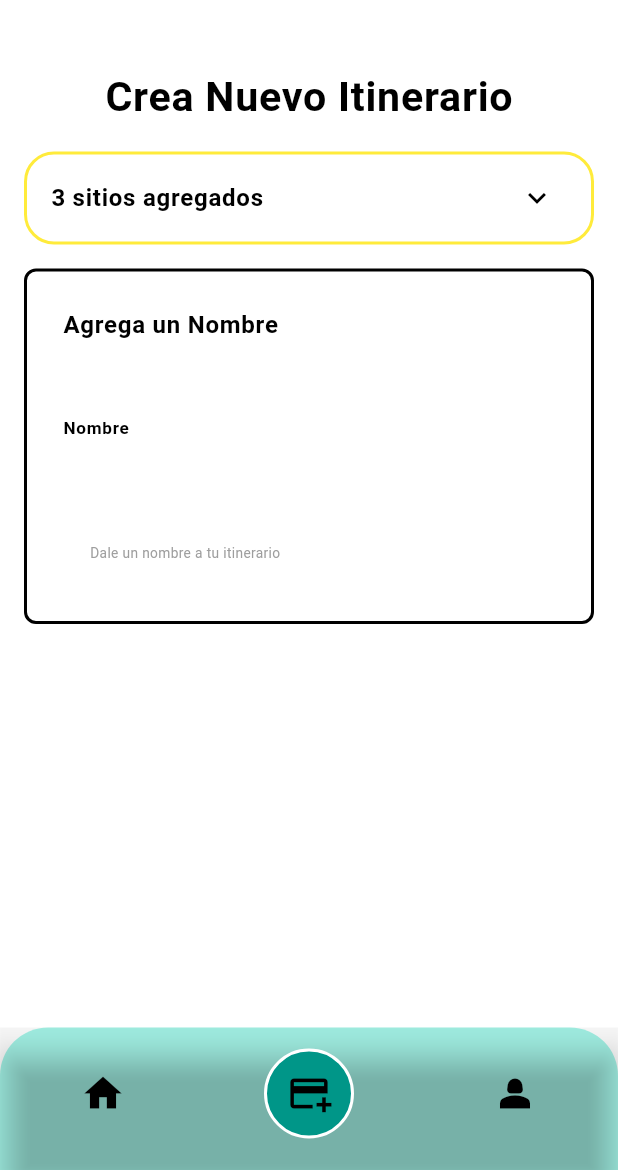
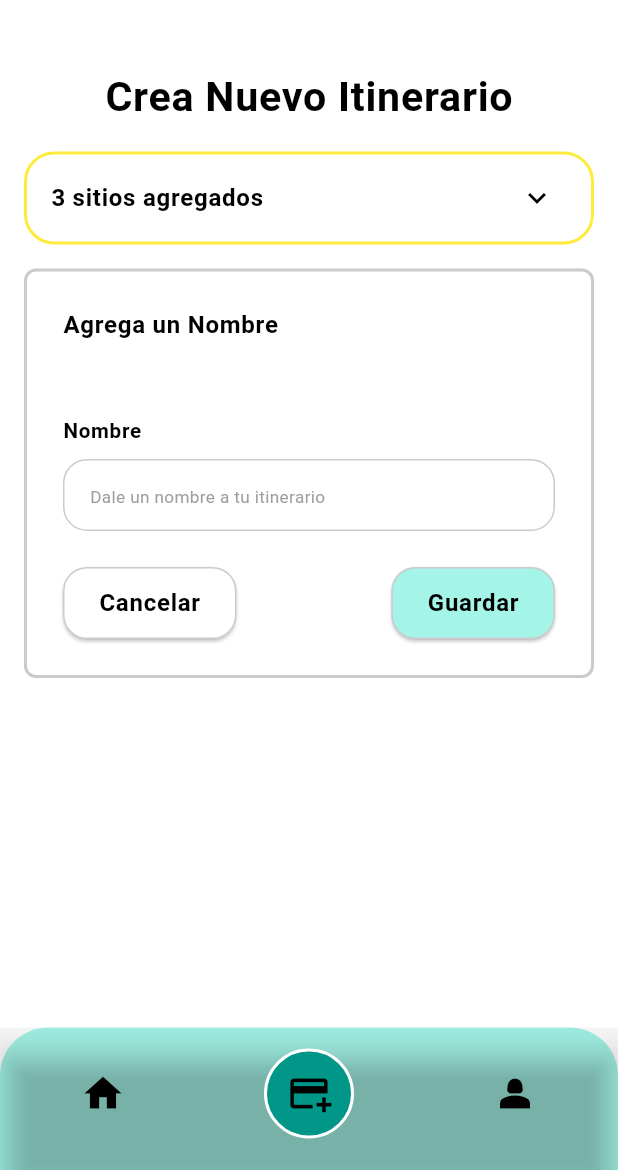
Before and after one commit to No-Country-simulation/S15-26-dart, a Flutter app: the screen it shows after launch, item 2 of the bottom bar chosen, on a phone screen of 412 x 824 dp, the part 66-1236 px from its top. Run offline on Flutter 3.47's test engine with Material 3 defaults, Android fonts, the phone set to English and light mode, and no system bars; our stand-ins replace carousel_slider, dio, flutter_map, flutter_screenutil, latlong2, shared_preferences; network calls fail.

Commit message:
itenerary Api

```diff
--- a/AppFlutter/turistear_aplication_v1/lib/app/api_connection/api_connection.dart
+++ b/AppFlutter/turistear_aplication_v1/lib/app/api_connection/api_connection.dart
@@ -1,13 +1,19 @@
+import 'package:turistear_aplication_v1/app/data/model/itenerary.dart';
+
 class API {
   //localhost:3001
   static const hostConnect = "localhost:3001/v1";
 
   // User
-  static const user = '$hostConnect/user';
-  static const signUp = '$user/signup';
-  static const validateEmail = '$user/validateEmail';
-  static const login = '$user/login';
-  static const results = '$user/';
-  static const updatePass = '$user/updatePassword';
-  static const validateOldPass = '$user/validateOldPass';
+  // static const user = '$hostConnect/user';
+  // static const signUp = '$user/signup';
+  // static const validateEmail = '$user/validateEmail';
+  // static const login = '$user/login';
+  // static const results = '$user/';
+  // static const updatePass = '$user/updatePassword';
+  // static const validateOldPass = '$user/validateOldPass';
+
+  //Itenerary
+  static const itinerary = '$hostConnect/itinerary';
+  static const registerItenerary = '$itinerary/createItinerary';
 }
--- /dev/null
+++ b/AppFlutter/turistear_aplication_v1/lib/app/data/model/itenerary.dart
@@ -0,0 +1,26 @@
+import 'package:turistear_aplication_v1/app/data/model/favorites_sites.dart';
+
+class Itinerary {
+  int? itineraryId; // Hacerlo opcional
+  String itineraryName;
+  List<FavoritesSites> favoriteSites;
+
+  Itinerary(this.itineraryName, this.favoriteSites, {this.itineraryId});
+
+  factory Itinerary.fromJson(Map<String, dynamic> json) => Itinerary(
+        json["Name_Itinerarys"],
+        (json["FavoriteSites"] as List)
+            .map((site) => FavoritesSites.fromJson(site))
+            .toList(),
+        itineraryId: json["Id_Itinerarys"] != null
+            ? int.parse(json["Id_Itinerarys"])
+            : null,
+      );
+
+  Map<String, dynamic> toJson() => {
+        'Id_Itinerarys': itineraryId
+            ?.toString(), // Guarda el ID como String en SharedPreferences
+        'Name_Itinerarys': itineraryName,
+        'FavoriteSites': favoriteSites.map((site) => site.toJson()).toList(),
+      };
+}
--- a/AppFlutter/turistear_aplication_v1/lib/app/ui/components/form_nombre.dart
+++ b/AppFlutter/turistear_aplication_v1/lib/app/ui/components/form_nombre.dart
@@ -2,11 +2,13 @@ import 'package:flutter/material.dart';
 import 'package:flutter_screenutil/flutter_screenutil.dart';
 
 class FormNombre extends StatelessWidget {
-  const FormNombre({super.key});
+  final Function(String) onSave;
+
+  const FormNombre({super.key, required this.onSave});
 
   @override
   Widget build(BuildContext context) {
-    var nameController = TextEditingController();
+    final TextEditingController nameController = TextEditingController();
     return Column(
       crossAxisAlignment: CrossAxisAlignment.start,
       children: [
@@ -21,55 +23,115 @@ class FormNombre extends StatelessWidget {
         ),
         Padding(
           padding: const EdgeInsets.all(24.0),
+          child: Column(
+            crossAxisAlignment: CrossAxisAlignment.start,
+            children: [
+              Align(
+                alignment:
+                    Alignment.centerLeft, // Alinea el texto a la izquierda
                 child: Text(
                   'Nombre',
                   style: Theme.of(context).textTheme.bodyLarge?.copyWith(
-                  fontSize: 10.sp, // Usa ScreenUtil para el tamaño del texto
+                        fontSize:
+                            12.sp, // Usa ScreenUtil para el tamaño del texto
                       ),
                 ),
               ),
-        Padding(
-          padding: const EdgeInsets.all(24.0),
-          child: TextFormField(
+              const SizedBox(height: 8),
+              TextFormField(
                 controller: nameController,
                 validator: (val) =>
                     val == "" ? "Dale un nombre a tu itinerario" : null,
                 decoration: InputDecoration(
                   hintText: "Dale un nombre a tu itinerario",
                   hintStyle: Theme.of(context).textTheme.bodyMedium?.copyWith(
-                    fontSize: 8.sp, // Usa ScreenUtil para el tamaño del texto
+                        fontSize:
+                            10.sp, // Usa ScreenUtil para el tamaño del texto
                       ),
                   border: OutlineInputBorder(
-                borderRadius: BorderRadius.circular(30),
-                borderSide: const BorderSide(
-                  color: Colors.white60,
+                    borderRadius: BorderRadius.circular(16),
+                    borderSide: BorderSide(
+                      color: Theme.of(context).colorScheme.tertiary,
                     ),
                   ),
                   enabledBorder: OutlineInputBorder(
-                borderRadius: BorderRadius.circular(30),
-                borderSide: const BorderSide(
-                  color: Colors.white60,
+                    borderRadius: BorderRadius.circular(16),
+                    borderSide: BorderSide(
+                      color: Theme.of(context).colorScheme.tertiary,
                     ),
                   ),
                   focusedBorder: OutlineInputBorder(
-                borderRadius: BorderRadius.circular(30),
-                borderSide: const BorderSide(
-                  color: Colors.white60,
+                    borderRadius: BorderRadius.circular(16),
+                    borderSide: BorderSide(
+                      color: Theme.of(context).colorScheme.tertiary,
                     ),
                   ),
                   disabledBorder: OutlineInputBorder(
-                borderRadius: BorderRadius.circular(30),
-                borderSide: const BorderSide(
-                  color: Colors.white60,
+                    borderRadius: BorderRadius.circular(16),
+                    borderSide: BorderSide(
+                      color: Theme.of(context).colorScheme.tertiary,
                     ),
                   ),
                   contentPadding: const EdgeInsets.symmetric(
                     horizontal: 14,
                     vertical: 6,
                   ),
-              fillColor: Colors.white,
+                  fillColor: Theme.of(context).colorScheme.secondary,
                   filled: true,
                 ),
+              ),
+              const SizedBox(
+                  height: 24), // Espacio entre el TextFormField y los botones
+              Row(
+                mainAxisAlignment: MainAxisAlignment.spaceBetween,
+                children: [
+                  ElevatedButton(
+                    onPressed: () {
+                      // Acción de cancelar
+                    },
+                    style: ElevatedButton.styleFrom(
+                      backgroundColor: Theme.of(context).colorScheme.secondary,
+                      side: BorderSide(
+                        color: Theme.of(context).colorScheme.tertiary,
+                      ),
+                      padding: const EdgeInsets.symmetric(
+                          horizontal: 24, vertical: 12),
+                      shape: RoundedRectangleBorder(
+                        borderRadius: BorderRadius.circular(16),
+                      ),
+                    ),
+                    child: Text(
+                      'Cancelar',
+                      style: Theme.of(context).textTheme.bodyLarge?.copyWith(
+                            fontWeight: FontWeight.bold,
+                          ),
+                    ),
+                  ),
+                  ElevatedButton(
+                    onPressed: () {
+                      onSave(nameController.text);
+                    },
+                    style: ElevatedButton.styleFrom(
+                      backgroundColor: Theme.of(context).colorScheme.primary,
+                      side: BorderSide(
+                        color: Theme.of(context).colorScheme.tertiary,
+                      ),
+                      padding: const EdgeInsets.symmetric(
+                          horizontal: 24, vertical: 12),
+                      shape: RoundedRectangleBorder(
+                        borderRadius: BorderRadius.circular(16),
+                      ),
+                    ),
+                    child: Text(
+                      'Guardar',
+                      style: Theme.of(context).textTheme.bodyLarge?.copyWith(
+                            fontWeight: FontWeight.bold,
+                          ),
+                    ),
+                  ),
+                ],
+              ),
+            ],
           ),
         ),
       ],
--- a/AppFlutter/turistear_aplication_v1/lib/app/ui/page/home_page.dart
+++ b/AppFlutter/turistear_aplication_v1/lib/app/ui/page/home_page.dart
@@ -3,7 +3,7 @@ import 'package:flutter_staggered_grid_view/flutter_staggered_grid_view.dart';
 import 'package:turistear_aplication_v1/app/ui/components/categories_slider.dart';
 import 'package:turistear_aplication_v1/app/ui/components/custom_app_bar.dart';
 import 'package:turistear_aplication_v1/app/ui/components/custom_category_card.dart';
-import 'package:turistear_aplication_v1/app/ui/components/recommendatio_slider.dart';
+import 'package:turistear_aplication_v1/app/ui/components/recommendations_slider.dart';
 
 class MyHomePage extends StatelessWidget {
   MyHomePage({super.key});
--- a/AppFlutter/turistear_aplication_v1/lib/app/ui/page/itenerary_page.dart
+++ b/AppFlutter/turistear_aplication_v1/lib/app/ui/page/itenerary_page.dart
@@ -1,5 +1,9 @@
+import 'dart:convert';
+import 'package:flutter/foundation.dart';
 import 'package:flutter/material.dart';
 import 'package:flutter_screenutil/flutter_screenutil.dart';
+import 'package:turistear_aplication_v1/app/api_connection/dio_instance.dart';
+import 'package:turistear_aplication_v1/app/data/model/itenerary.dart';
 import 'package:turistear_aplication_v1/app/mock/list_favorites_sites.dart';
 import 'package:turistear_aplication_v1/app/ui/components/custom_app_bar.dart';
 import 'package:turistear_aplication_v1/app/ui/components/favorites_list.dart';
@@ -7,6 +11,25 @@ import 'package:turistear_aplication_v1/app/ui/components/form_nombre.dart';
 
 class ItineraryPage extends StatelessWidget {
   const ItineraryPage({super.key});
+
+  Future<void> saveItinerary(String name, String description) async {
+    final Itinerary itinerary = Itinerary(name, favorites);
+
+    final response = await DioInstance.post(
+      'https://your-api-endpoint.com/itineraries',
+      data: json.encode(itinerary.toJson()),
+    );
+
+    if (response.statusCode == 200) {
+      if (kDebugMode) {
+        print('Itinerario guardado correctamente');
+      }
+    } else {
+      if (kDebugMode) {
+        print('Error al guardar el itinerario: ${response.data}');
+      }
+    }
+  }
 
   @override
   Widget build(BuildContext context) {
@@ -51,10 +74,17 @@ class ItineraryPage extends StatelessWidget {
               const SizedBox(height: 16),
               Container(
                 decoration: BoxDecoration(
-                    border: Border.all(color: Colors.black, width: 2),
+                    border: Border.all(
+                        color: Theme.of(context).colorScheme.tertiary,
+                        width: 2),
                     borderRadius: BorderRadius.circular(8)),
                 width: MediaQuery.of(context).size.width,
-                child: FormNombre(),
+                child: FormNombre(
+                  onSave: (name) {
+                    saveItinerary(name,
+                        'Descripción del itinerario'); // Puedes ajustar la descripción según sea necesario
+                  },
+                ),
               ),
             ],
           ),
--- a/AppFlutter/turistear_aplication_v1/lib/app/values/theme_app.dart
+++ b/AppFlutter/turistear_aplication_v1/lib/app/values/theme_app.dart
@@ -6,8 +6,9 @@ class AppTheme {
       primarySwatch: Colors.blue,
       visualDensity: VisualDensity.adaptivePlatformDensity,
       colorScheme: const ColorScheme.light(
-        primary: Colors.blue,
-        secondary: Colors.orange,
+        primary: Color.fromRGBO(164, 244, 231, 1),
+        secondary: Colors.white,
+        tertiary: Color.fromRGBO(204, 203, 203, 1),
       ),
       dividerColor: Colors.transparent,
       textTheme: const TextTheme(
@@ -44,7 +45,8 @@ class AppTheme {
       visualDensity: VisualDensity.adaptivePlatformDensity,
       colorScheme: const ColorScheme.dark(
         primary: Colors.blue,
-        secondary: Colors.orange,
+        secondary: Colors.black,
+        tertiary: Colors.white,
       ),
       dividerColor: Colors.transparent,
       textTheme: const TextTheme(
```
Also changed, not shown: AppFlutter/turistear_aplication_v1/lib/app/ui/components/recommendations_slider.dart (renamed from AppFlutter/turistear_aplication_v1/lib/app/ui/components/recommendatio_slider.dart). Lines whose indentation alone changed are shown as unchanged.
